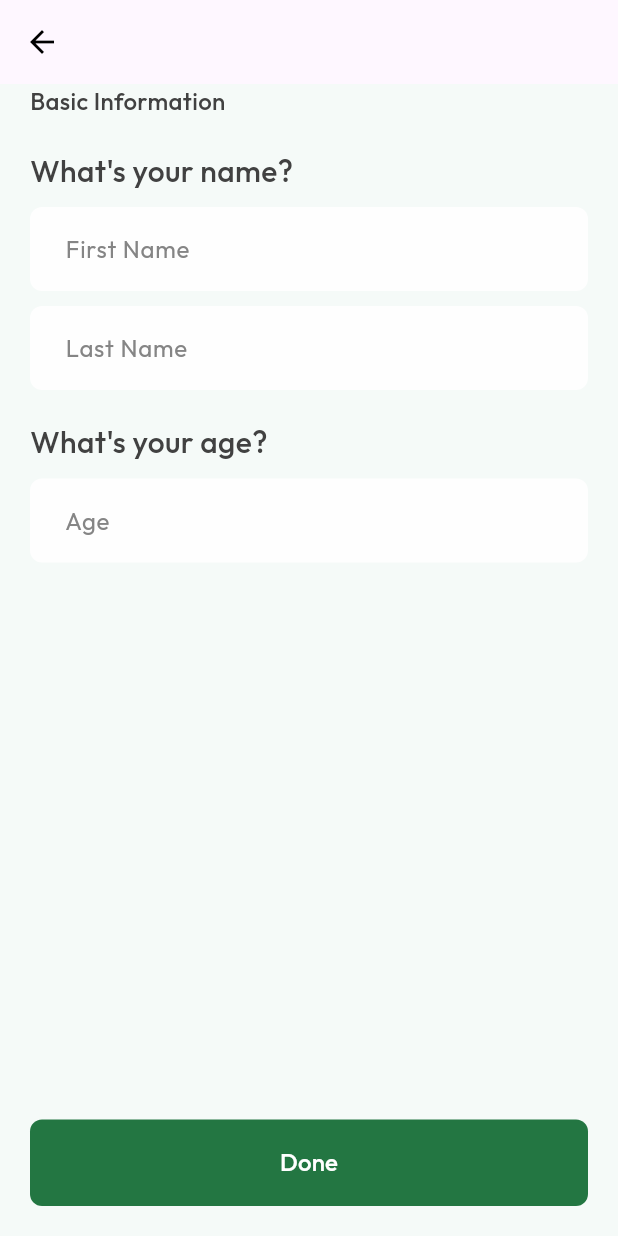
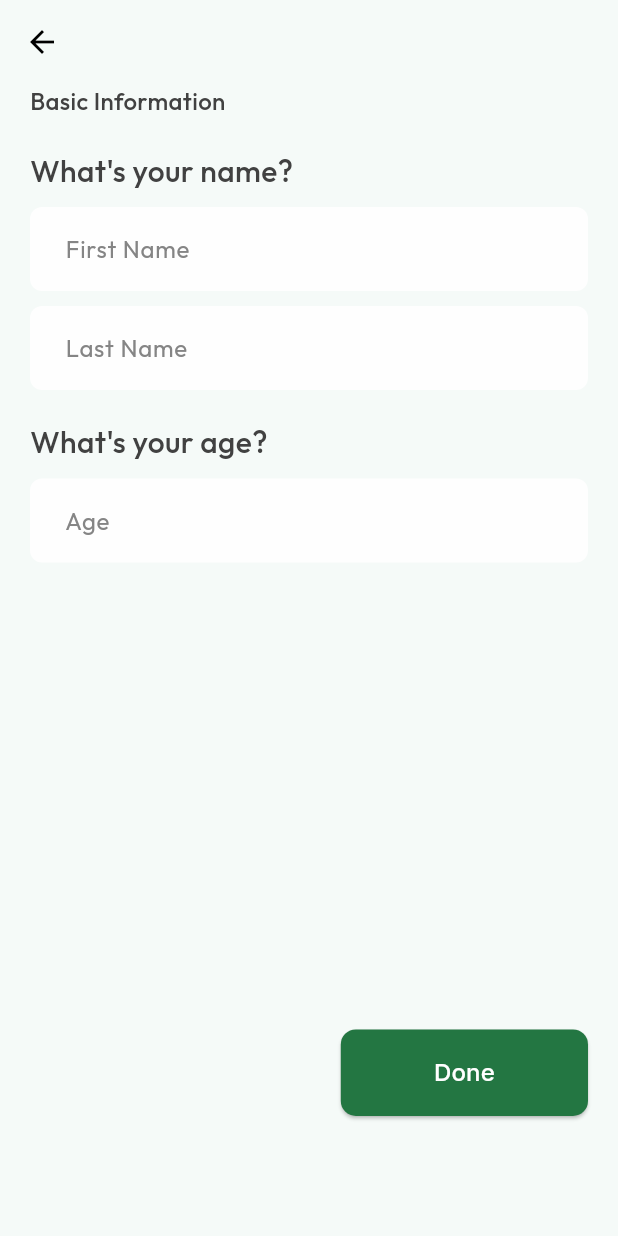
Before and after one commit to im-nilesh/cab_booking, a Flutter app: the UserRegistrationScreen screen opened directly, on a phone screen of 412 x 824 dp. Run offline on Flutter 3.47's test engine with Material 3 defaults, Android fonts, the light colour scheme and no system bars; our stand-ins replace cloud_firestore, country_picker, firebase_auth, firebase_core, flutter_riverpod, flutter_svg and 2 more; accounts and stored records are empty.

Commit message:
Refactor user registration screen to use custom PrimaryButton for the Done action; adjust button alignment and styling for improved UI

```diff
--- a/cab_booking_user/lib/screens/user_reg.dart
+++ b/cab_booking_user/lib/screens/user_reg.dart
@@ -3,6 +3,7 @@ import 'package:flutter_riverpod/flutter_riverpod.dart';
 import 'package:cab_booking_user/providers/auth_provider.dart';
 import 'package:cab_booking_user/utils/constants.dart';
 import 'package:google_fonts/google_fonts.dart';
+import 'package:cab_booking_user/Widgets/button/primary_button.dart'; // Import your custom PrimaryButton
 
 class UserRegistrationScreen extends ConsumerStatefulWidget {
   const UserRegistrationScreen({super.key});
@@ -32,6 +33,8 @@ class _UserRegistrationScreenState
   Widget build(BuildContext context) {
     return Scaffold(
       appBar: AppBar(
+        backgroundColor: Colors.transparent,
+        elevation: 0,
         leading: IconButton(
           icon: const Icon(Icons.arrow_back, color: Colors.black),
           onPressed: () {
@@ -120,17 +123,24 @@ class _UserRegistrationScreenState
             ),
             const Spacer(),
 
-            // Done Button
+            // Done Button using PrimaryButton aligned to the right
+            Row(
+              mainAxisAlignment: MainAxisAlignment.end, // Align to the right
+              children: [
                 SizedBox(
-              width: double.infinity,
+                  width:
+                      MediaQuery.of(context).size.width * 0.4, // Adjust width
                   height: MediaQuery.of(context).size.height * 0.07,
-              child: ElevatedButton(
+                  child: PrimaryButton(
+                    text: 'Done',
                     onPressed: () {
                       final firstName = _firstNameController.text.trim();
                       final lastName = _lastNameController.text.trim();
                       final age = _ageController.text.trim();
 
-                  if (firstName.isEmpty || lastName.isEmpty || age.isEmpty) {
+                      if (firstName.isEmpty ||
+                          lastName.isEmpty ||
+                          age.isEmpty) {
                         ScaffoldMessenger.of(context).showSnackBar(
                           const SnackBar(
                             content: Text('Please fill out all fields'),
@@ -149,20 +159,11 @@ class _UserRegistrationScreenState
                             age: age,
                           );
                     },
-                style: ElevatedButton.styleFrom(
-                  backgroundColor: greencolor,
-                  shape: RoundedRectangleBorder(
-                    borderRadius: BorderRadius.circular(8),
-                  ),
-                  elevation: 0,
-                ),
-                child: const Text(
-                  'Done',
-                  style: TextStyle(color: Colors.white, fontSize: 16),
                   ),
                 ),
+              ],
             ),
-            const SizedBox(height: 20),
+            const SizedBox(height: 80),
           ],
         ),
       ),
```
Lines whose indentation alone changed are shown as unchanged.
